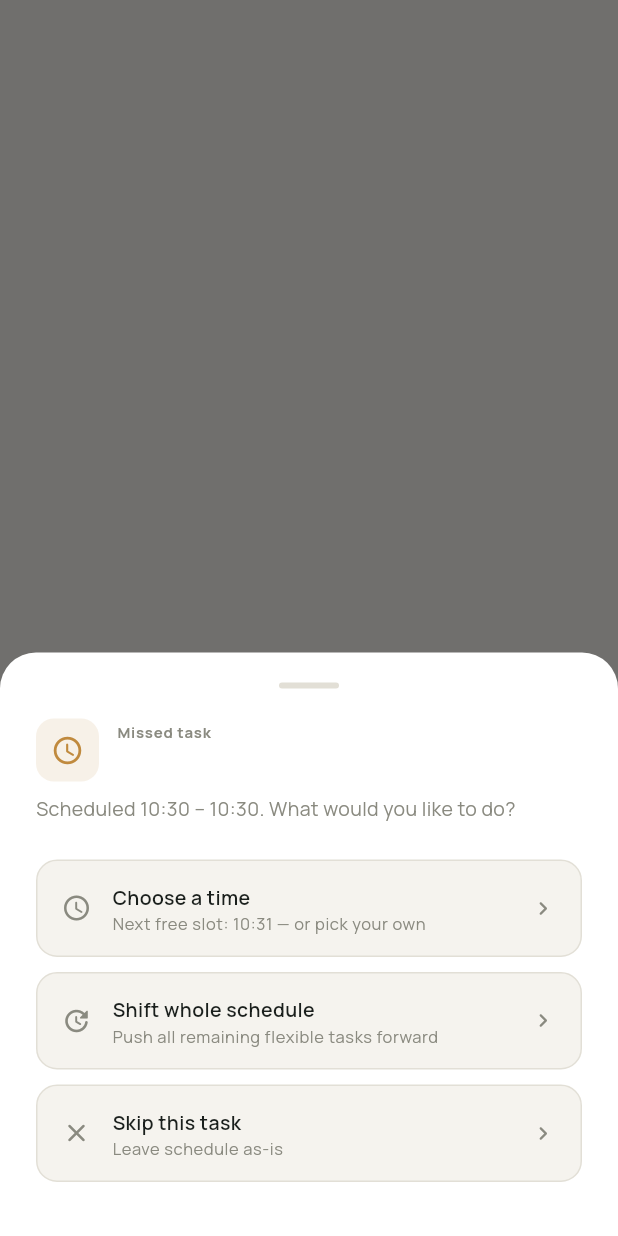
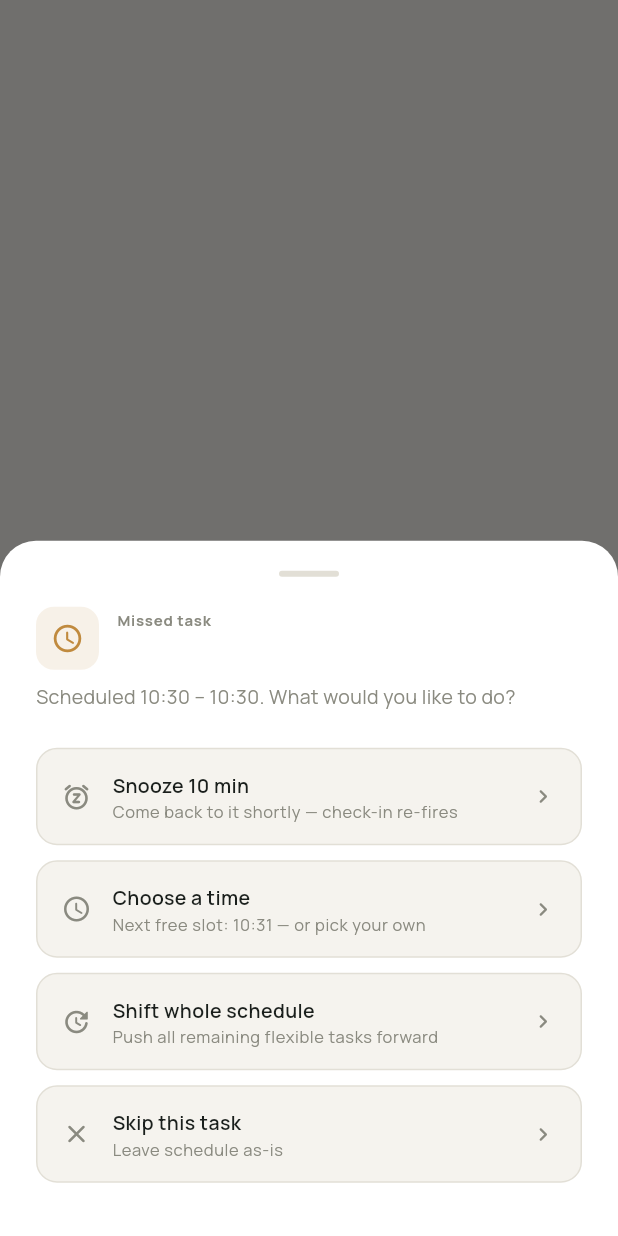
Before and after one commit to manohar454/routine_assistant, a Flutter app: what showRescheduleSheet() shows on an empty page, opened directly with empty values, on a phone screen of 412 x 824 dp. Run offline on Flutter 3.47's test engine with Material 3 defaults, Android fonts, the phone set to English and light mode, and no system bars; our stand-ins replace file_picker, flutter_local_notifications, flutter_timezone, flutter_tts, google_fonts, just_audio and 5 more; missing offline and left inert: audio_session, device_calendar, flutter_foreground_task, flutter_gemma, flutter_gemma_litertlm; accounts and stored records are empty; statements that could not run were skipped.

Commit message:
feat: add Snooze 10 min option to reschedule sheet
- `RescheduleChoice.snooze` added as the first option in the sheet
- Snooze shifts plannedStart/End +10 min, re-schedules voice check-in at new end
- Shows a brief snackbar confirmation
- Useful when a task is nearly done and picking a time slot is overkill

Co-Authored-By: Claude Sonnet 4.6 <noreply@anthropic.com>
Claude-Session: https://claude.ai/code/session_01RpziqFoKVGKk7uGrK4fd7t

```diff
--- a/lib/widgets/reschedule_sheet.dart
+++ b/lib/widgets/reschedule_sheet.dart
@@ -2,11 +2,12 @@ import 'package:flutter/material.dart';
 import '../db/database_helper.dart';
 import '../engine/reschedule_engine.dart';
 import '../models/task.dart';
+import '../services/notification_service.dart';
 import '../theme/app_theme.dart';
 
 // ── Shared enum ──────────────────────────────────────────────────────────────
 
-enum RescheduleChoice { useSlot, shiftAll, dismiss }
+enum RescheduleChoice { snooze, useSlot, shiftAll, dismiss }
 
 // ── Reusable function: show sheet + handle choice ────────────────────────────
 
@@ -98,6 +99,26 @@ Future<void> showRescheduleSheet({
         ScaffoldMessenger.of(context).showSnackBar(const SnackBar(
           content: Text('Schedule shifted to match current time'),
           duration: Duration(seconds: 3),
+        ));
+      }
+
+    case RescheduleChoice.snooze:
+      final newStart = DateTime.now().add(const Duration(minutes: 10));
+      task.plannedStart = newStart;
+      task.plannedEnd   = newStart.add(Duration(minutes: task.estimatedDurationMinutes));
+      await DatabaseHelper.instance.updateTask(task);
+      // Re-schedule voice check-in for new end time
+      await NotificationService.instance.scheduleVoiceCheckIn(
+        taskId:         task.id,
+        notificationId: (task.id.hashCode & 0x7fffffff) + 1,
+        taskName:       task.name,
+        checkInTime:    task.plannedEnd,
+      );
+      await onReload();
+      if (context.mounted) {
+        ScaffoldMessenger.of(context).showSnackBar(SnackBar(
+          content: Text('"${task.name}" snoozed 10 min'),
+          duration: const Duration(seconds: 2),
         ));
       }
 
@@ -204,6 +225,14 @@ class MissedTaskSheet extends StatelessWidget {
           const SizedBox(height: 24),
           RescheduleSheetOption(
             isDark: isDark,
+            icon: Icons.snooze_rounded,
+            label: 'Snooze 10 min',
+            sublabel: 'Come back to it shortly — check-in re-fires',
+            onTap: () => Navigator.pop(context, RescheduleChoice.snooze),
+          ),
+          const SizedBox(height: 10),
+          RescheduleSheetOption(
+            isDark: isDark,
             icon: Icons.access_time_rounded,
             label: 'Choose a time',
             sublabel: suggestedSlot != null
```
